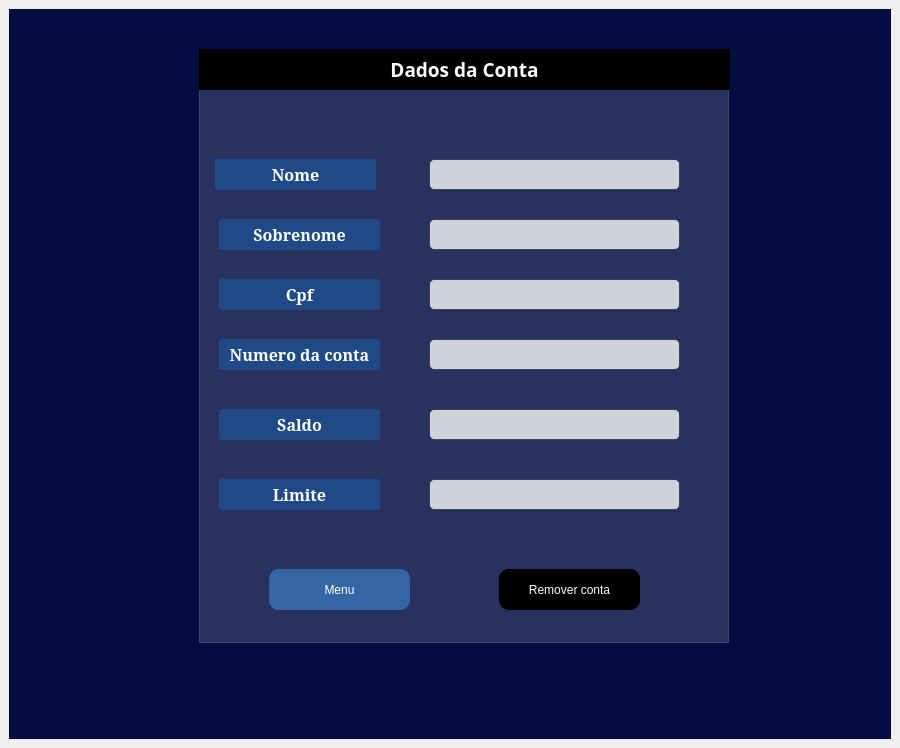
The window that Telas/tela_dados.ui (David-Marcoss/POO2_Trabalho) describes before a commit, drawn with Qt 5.
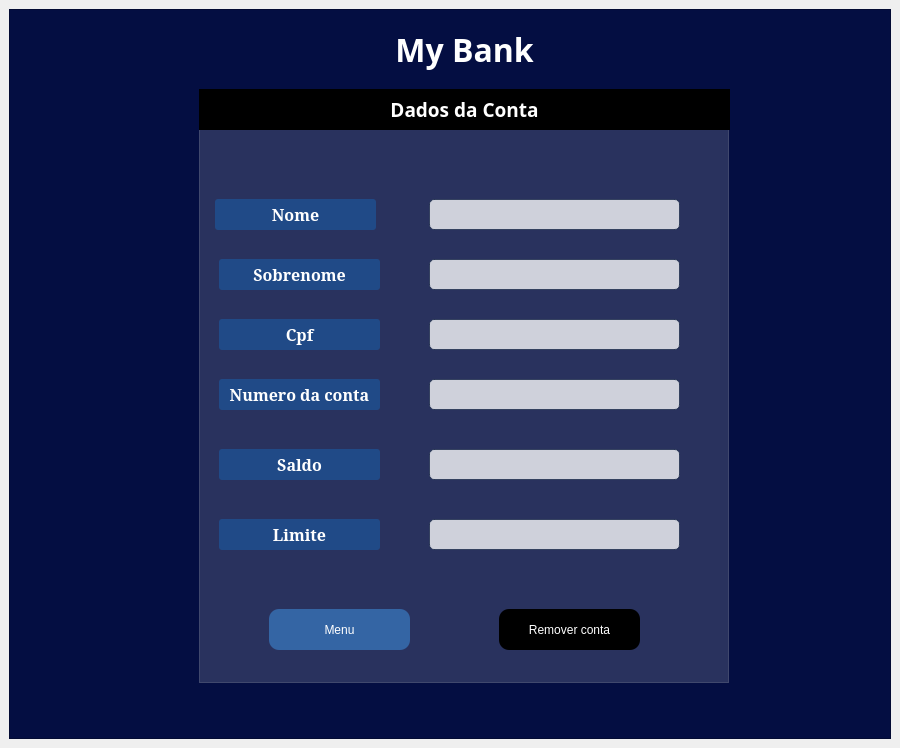
The same window after the commit.

What changed in the file:
```diff
--- a/Telas/tela_dados.ui
+++ b/Telas/tela_dados.ui
@@ -43,7 +43,7 @@
        <property name="geometry">
         <rect>
          <x>190</x>
-         <y>80</y>
+         <y>120</y>
          <width>530</width>
          <height>554</height>
         </rect>
@@ -473,7 +473,7 @@
        <property name="geometry">
         <rect>
          <x>190</x>
-         <y>40</y>
+         <y>80</y>
          <width>531</width>
          <height>41</height>
         </rect>
@@ -497,6 +497,33 @@
         <set>Qt::AlignCenter</set>
        </property>
       </widget>
+      <widget class="QLabel" name="label_4">
+       <property name="geometry">
+        <rect>
+         <x>270</x>
+         <y>20</y>
+         <width>371</width>
+         <height>41</height>
+        </rect>
+       </property>
+       <property name="font">
+        <font>
+         <family>Sawasdee</family>
+         <pointsize>24</pointsize>
+         <weight>75</weight>
+         <bold>true</bold>
+        </font>
+       </property>
+       <property name="styleSheet">
+        <string notr="true">color: rgb(255, 255, 255);</string>
+       </property>
+       <property name="text">
+        <string>My Bank</string>
+       </property>
+       <property name="alignment">
+        <set>Qt::AlignCenter</set>
+       </property>
+      </widget>
      </widget>
     </item>
    </layout>
```
